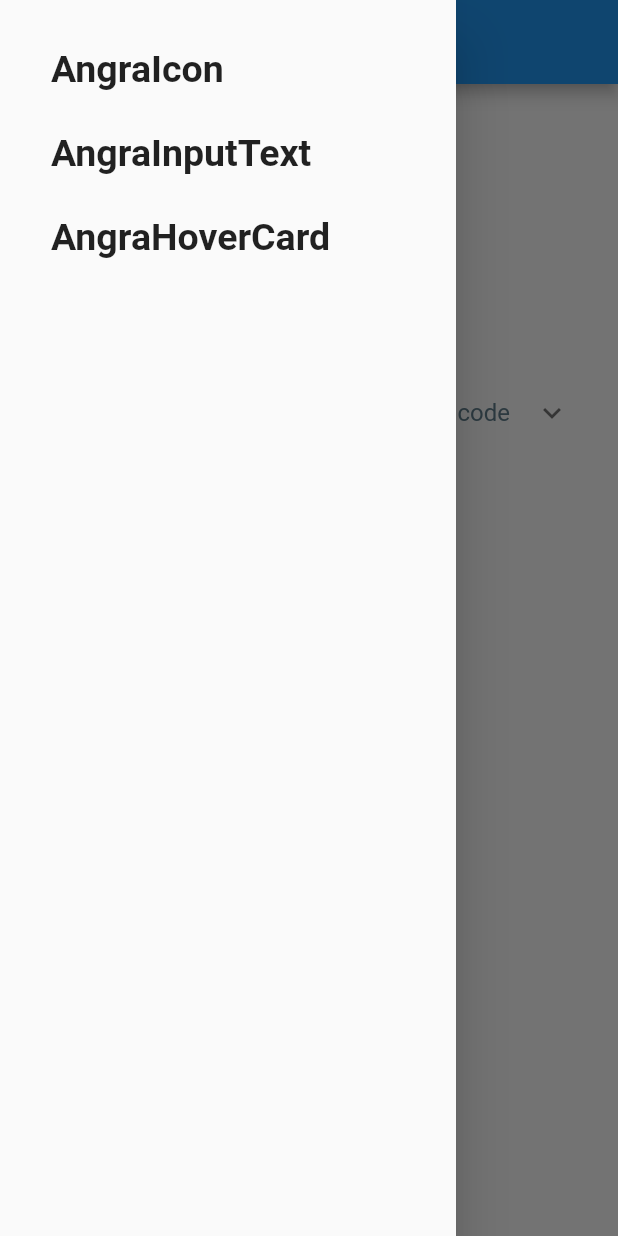
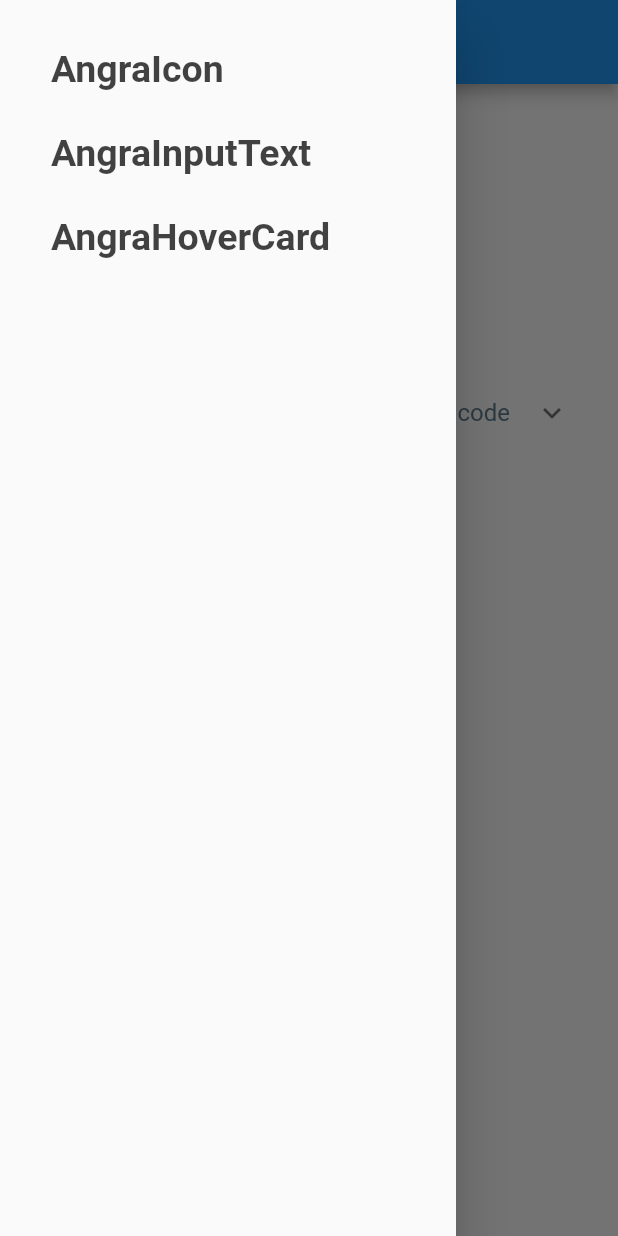
Before and after one commit to Joao-Filh0/angra_projects_ui, a Flutter app: the screen it shows after launch, with the side drawer open, on a phone screen of 412 x 824 dp. Run offline on Flutter 3.47's test engine with Material 2 defaults, Android fonts, the phone set to English and light mode, and no system bars; our stand-ins replace flutter_svg, mask_text_input_formatter.

Commit message:
fix text colors+1

```diff
--- a/example/lib/doc/documentation_expansive_title.dart
+++ b/example/lib/doc/documentation_expansive_title.dart
@@ -39,7 +39,7 @@ class _DocumentationExpansiveTileState
               style: const TextStyle(
                   fontWeight: FontWeight.bold,
                   fontSize: 20.0,
-                  color: Colors.black87),
+                  color: Color(0xBD000000)),
             ),
           if (widget.component != null) verticalSpaceMedium,
           if (widget.component != null) Center(child: widget.component!),
--- a/example/lib/main.dart
+++ b/example/lib/main.dart
@@ -45,7 +45,7 @@ class _HomeScreenState extends State<HomeScreen> {
                 "Angra${listPages[index].runtimeType.toString().replaceAll('Page', '')}",
                 style: const TextStyle(
                     fontWeight: FontWeight.bold,
-                    color: Colors.black87,
+                    color: Color(0xBD000000),
                     fontSize: 25.0),
               ),
               onTap: () async {
```
